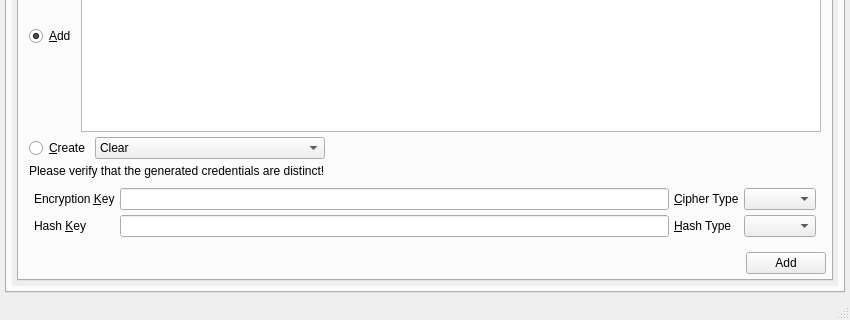
Above: branches/trunk/UI/spot-on-controlcenter.ui from textbrowser/spot-on before the change; both pictures show x 0 to 850 and y 330 to 650 of the 850 by 650 pixel window. Below: the same form after it.
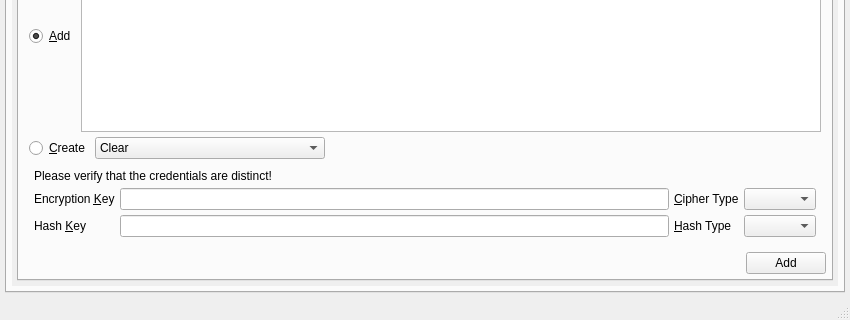
That is the form after the change. The open tabs and pages were chosen to show the change. Icons and pictures are not drawn. Custom widgets are drawn as their Qt base class.

```diff
--- a/branches/trunk/UI/spot-on-controlcenter.ui
+++ b/branches/trunk/UI/spot-on-controlcenter.ui
@@ -6468,7 +6468,7 @@
            <property name="geometry">
             <rect>
              <x>0</x>
-             <y>-33</y>
+             <y>-58</y>
              <width>806</width>
              <height>601</height>
             </rect>
@@ -6581,7 +6581,7 @@
                   <property name="frameShape">
                    <enum>QFrame::NoFrame</enum>
                   </property>
-                  <layout class="QVBoxLayout" name="verticalLayout_42" stretch="0,0,0,0">
+                  <layout class="QVBoxLayout" name="verticalLayout_42" stretch="0,0,0">
                    <property name="spacing">
                     <number>5</number>
                    </property>
@@ -6689,13 +6689,6 @@
                      </item>
                     </layout>
                    </item>
-                   <item>
-                    <widget class="QLabel" name="label_81">
-                     <property name="text">
-                      <string>Please verify that the generated credentials are distinct!</string>
-                     </property>
-                    </widget>
-                   </item>
                    <item>
                     <widget class="QFrame" name="pairFrame">
                      <property name="frameShape">
@@ -6708,6 +6701,13 @@
                       <property name="margin">
                        <number>5</number>
                       </property>
+                      <item>
+                       <widget class="QLabel" name="label_81">
+                        <property name="text">
+                         <string>Please verify that the credentials are distinct!</string>
+                        </property>
+                       </widget>
+                      </item>
                       <item>
                        <layout class="QGridLayout" name="gridLayout_7">
                         <property name="spacing">
```
Left out of the diff: 31 changed lines with no effect on the pictures.
